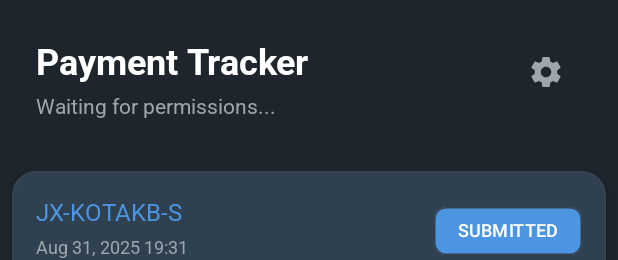
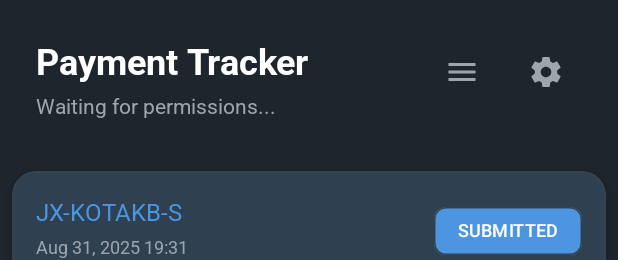
Before and after one commit to Bharathboy/Payment_Tracker, an Android app: the layout activity_main.xml on its own in the app's theme, with its tools: preview values and no code run, on a phone screen of 412 x 824 dp. Shown: the top 260 px of the screen. Run offline under Robolectric (Android 15) with nearby library versions, the phone set to English and light mode, and no system bars.

Commit message:
fully working

```diff
--- a/app/build.gradle
+++ b/app/build.gradle
@@ -20,7 +20,7 @@ android {
 
     buildTypes {
         release {
-            minifyEnabled false
+            minifyEnabled true
             proguardFiles getDefaultProguardFile('proguard-android-optimize.txt'), 'proguard-rules.pro'
         }
     }
--- /dev/null
+++ b/app/src/main/res/drawable/ic_menu.xml
@@ -0,0 +1,9 @@
+<vector xmlns:android="http://schemas.android.com/apk/res/android"
+    android:width="24dp"
+    android:height="24dp"
+    android:viewportWidth="24.0"
+    android:viewportHeight="24.0">
+    <path
+        android:fillColor="@android:color/white"
+        android:pathData="M3,18h18v-2H3v2zM3,13h18v-2H3v2zM3,6v2h18V6H3z"/>
+</vector>
--- a/app/src/main/res/layout/activity_main.xml
+++ b/app/src/main/res/layout/activity_main.xml
@@ -20,6 +20,21 @@
         android:textSize="24sp"
         android:textStyle="bold"
         app:layout_constraintStart_toStartOf="parent"
+        app:layout_constraintTop_toTopOf="parent" />
+
+    <ImageButton
+        android:id="@+id/menuButton"
+        android:layout_width="48dp"
+        android:layout_height="48dp"
+        android:layout_marginTop="24dp"
+        android:layout_marginEnd="8dp"
+        android:background="?attr/selectableItemBackgroundBorderless"
+        android:contentDescription="Menu"
+        android:padding="8dp"
+        android:src="@drawable/ic_menu"
+        android:tint="@color/text_secondary"
+        android:animateLayoutChanges="true"
+        app:layout_constraintEnd_toStartOf="@+id/settingsButton"
         app:layout_constraintTop_toTopOf="parent" />
 
     <ImageButton
--- a/app/src/main/res/values-night/themes.xml
+++ b/app/src/main/res/values-night/themes.xml
@@ -20,6 +20,7 @@
         <item name="android:textColorPrimary">@color/text_primary</item>
         <item name="colorAccent">@color/button_normal</item>
         <item name="buttonBarPositiveButtonStyle">@style/DialogButton.App</item>
+        <item name="android:textColorLink">@color/text_accent</item>
     </style>
 
     <style name="DialogButton.App" parent="Widget.AppCompat.Button.Borderless.Colored">
--- a/app/src/main/res/values/themes.xml
+++ b/app/src/main/res/values/themes.xml
@@ -20,6 +20,7 @@
         <item name="android:textColorPrimary">@color/text_primary</item>
         <item name="colorAccent">@color/button_normal</item>
         <item name="buttonBarPositiveButtonStyle">@style/DialogButton.App</item>
+        <item name="android:textColorLink">@color/text_accent</item>
     </style>
 
     <style name="DialogButton.App" parent="Widget.AppCompat.Button.Borderless.Colored">
```
Also changed, not shown: app/src/main/java/com/example/paymenttracker/MainActivity.java (+76 -0 lines), app/src/main/res/layout/dialog_custom_title.xml (added, +17 -0 lines), app/src/main/res/layout/dialog_menu.xml (added, +73 -0 lines).
